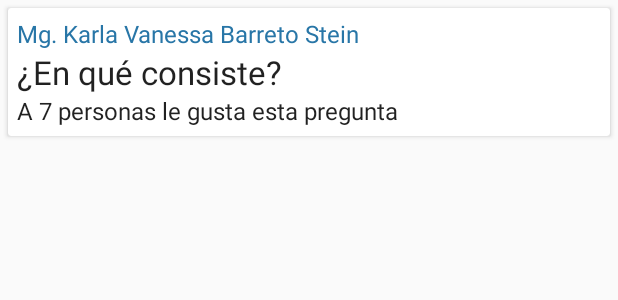
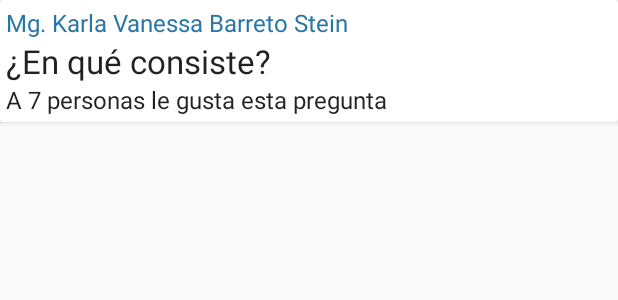
Before and after one commit to JCarlosR/FullDay2016, an Android app: the layout item_question.xml on its own in the app's theme, with its tools: preview values and no code run, on a phone screen of 412 x 824 dp. Shown: the top 300 px of the screen. Run offline under Robolectric (Android 15) with nearby library versions, the phone set to English and light mode, and no system bars.

Commit message:
Push new question

```diff
--- a/app/src/main/res/layout/item_question.xml
+++ b/app/src/main/res/layout/item_question.xml
@@ -1,11 +1,12 @@
 <?xml version="1.0" encoding="utf-8"?>
 <android.support.v7.widget.CardView xmlns:android="http://schemas.android.com/apk/res/android"
+    xmlns:app="http://schemas.android.com/apk/res-auto"
     xmlns:card_view="http://schemas.android.com/tools"
     android:id="@+id/cardView"
     android:layout_width="match_parent"
     android:layout_height="wrap_content"
-    android:layout_margin="5dp"
-    card_view:cardCornerRadius="4dp">
+    app:cardElevation="2dp"
+    card_view:cardCornerRadius="8dp">
 
     <LinearLayout
         android:layout_width="match_parent"
@@ -16,14 +17,9 @@
         <LinearLayout
             android:layout_width="match_parent"
             android:layout_height="wrap_content"
-            android:orientation="horizontal"
-            android:padding="6dp">
-
-            <LinearLayout
-                android:layout_width="match_parent"
-                android:layout_height="wrap_content"
+            android:layout_gravity="center"
             android:orientation="vertical"
-                android:layout_gravity="center">
+            android:padding="4dp">
 
             <TextView
                 android:id="@+id/tvName"
@@ -32,12 +28,14 @@
                 android:text="Mg. Karla Vanessa Barreto Stein"
                 android:textAppearance="@android:style/TextAppearance"
                 android:textColor="@color/colorPrimary" />
+
             <TextView
                 android:id="@+id/tvDescription"
                 android:layout_width="wrap_content"
                 android:layout_height="wrap_content"
                 android:text="¿En qué consiste?"
                 android:textAppearance="@android:style/TextAppearance.Large" />
+
             <TextView
                 android:id="@+id/tvLikes"
                 android:layout_width="wrap_content"
@@ -47,28 +45,29 @@
 
         </LinearLayout>
 
-        </LinearLayout>
-
         <Button
             android:id="@+id/btnLike"
             style="@style/Widget.AppCompat.Button.Borderless.Colored"
             android:layout_width="match_parent"
             android:layout_height="wrap_content"
             android:layout_weight="1"
-            android:drawableLeft="@drawable/ic_star_black_24dp"
-            android:drawableStart="@drawable/ic_star_black_24dp"
-            android:visibility="gone"
-            android:text="Me gusta" />
+            android:drawableLeft="@drawable/ic_star_border_black_24dp"
+            android:drawableStart="@drawable/ic_star_border_black_24dp"
+            android:paddingBottom="0dp"
+            android:paddingTop="0dp"
+            android:text="Me gusta"
+            android:visibility="gone" />
+
         <Button
             android:id="@+id/btnDislike"
             style="@style/Widget.AppCompat.Button.Borderless.Colored"
             android:layout_width="match_parent"
             android:layout_height="wrap_content"
             android:layout_weight="1"
-            android:drawableLeft="@drawable/ic_star_border_black_24dp"
-            android:drawableStart="@drawable/ic_star_border_black_24dp"
-            android:visibility="gone"
-            android:text="Ya no me gusta" />
+            android:drawableLeft="@drawable/ic_star_black_24dp"
+            android:drawableStart="@drawable/ic_star_black_24dp"
+            android:text="Ya no me gusta"
+            android:visibility="gone" />
     </LinearLayout>
 
 </android.support.v7.widget.CardView>
```
Also changed, not shown: app/src/main/java/com/youtube/sorcjc/fullday2016/Global.java (+10 -0 lines), app/src/main/java/com/youtube/sorcjc/fullday2016/model/Question.java (+6 -1 lines), app/src/main/java/com/youtube/sorcjc/fullday2016/ui/activity/ChatActivity.java (+33 -5 lines), app/src/main/java/com/youtube/sorcjc/fullday2016/ui/adapter/QuestionAdapter.java (+20 -4 lines), app/src/main/res/drawable/ic_send_black_24dp.xml (added, +9 -0 lines), app/src/main/res/layout/activity_chat.xml (+42 -1 lines). Lines whose indentation alone changed are shown as unchanged.
